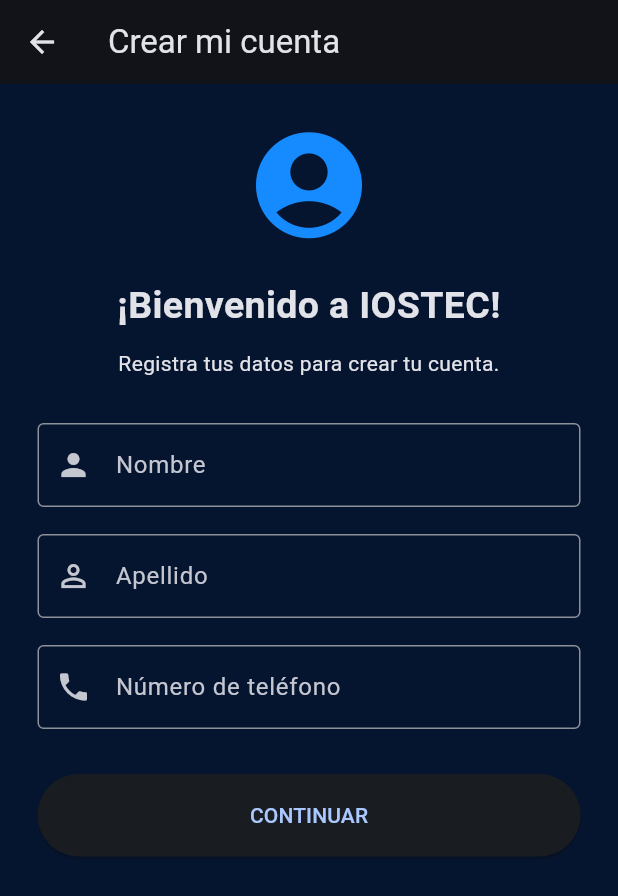
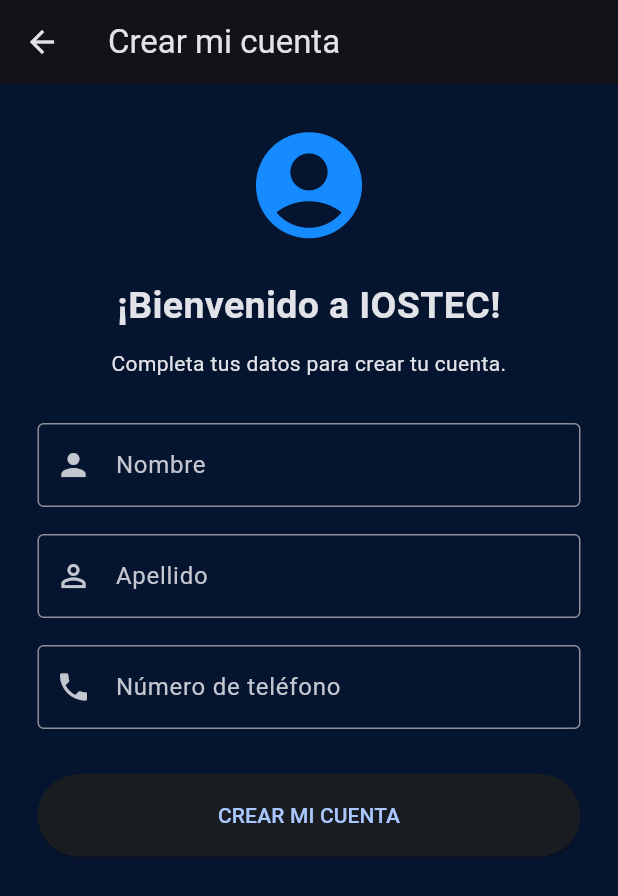
Before and after one commit to IOStecBussine/IOSTEC-CLIENTES-APP, a Flutter app: the screen it shows after launch, after a tap on "CREAR MI CUENTA", on a phone screen of 412 x 824 dp. Shown: the top 896 px of the screen. Run offline on Flutter 3.47's test engine with Material 3 defaults, Android fonts, the phone set to English and light mode, and no system bars; our stand-ins replace shared_preferences.

Commit message:
Update main.dart

```diff
--- a/lib/main.dart
+++ b/lib/main.dart
@@ -1,4 +1,6 @@
+
 import 'package:flutter/material.dart';
+import 'package:shared_preferences/shared_preferences.dart';
 
 void main() {
   runApp(const IostecClientesApp());
@@ -78,24 +80,8 @@ class BienvenidaPage extends StatelessWidget {
                     child: const Text('CREAR MI CUENTA'),
                   ),
                 ),
-                const SizedBox(height: 15),
-                SizedBox(
-                  width: double.infinity,
-                  height: 55,
-                  child: OutlinedButton(
-                    onPressed: () {
-                      Navigator.push(
-                        context,
-                        MaterialPageRoute(
-                          builder: (_) => const RegistroPage(),
-                        ),
-                      );
-                    },
-                    child: const Text('INICIAR SESIÓN'),
-                  ),
-                ),
                 const SizedBox(height: 30),
-                const Text('Soporte técnico por WhatsApp'),
+                const Text('Soporte técnico IOSTEC'),
               ],
             ),
           ),
@@ -104,6 +90,7 @@ class BienvenidaPage extends StatelessWidget {
     );
   }
 }
+
 class RegistroPage extends StatefulWidget {
   const RegistroPage({super.key});
 
@@ -116,6 +103,8 @@ class _RegistroPageState extends State<RegistroPage> {
   final apellido = TextEditingController();
   final telefono = TextEditingController();
 
+  bool cargando = false;
+
   @override
   void dispose() {
     nombre.dispose();
@@ -124,23 +113,61 @@ class _RegistroPageState extends State<RegistroPage> {
     super.dispose();
   }
 
-  void continuar() {
+  Future<void> crearCuenta() async {
     if (nombre.text.trim().isEmpty ||
         apellido.text.trim().isEmpty ||
         telefono.text.trim().isEmpty) {
       ScaffoldMessenger.of(context).showSnackBar(
         const SnackBar(
-          content: Text('Completa todos los campos para continuar'),
+          content: Text('Completa todos los campos'),
         ),
       );
       return;
     }
 
-    ScaffoldMessenger.of(context).showSnackBar(
-      const SnackBar(
-        content: Text('Datos completados. Verificación pendiente.'),
-      ),
-    );
+    setState(() => cargando = true);
+
+    try {
+      final prefs = await SharedPreferences.getInstance();
+
+      await prefs.setString('cliente_nombre', nombre.text.trim());
+      await prefs.setString('cliente_apellido', apellido.text.trim());
+      await prefs.setString('cliente_telefono', telefono.text.trim());
+      await prefs.setBool('cuenta_creada', true);
+
+      if (!mounted) return;
+
+      setState(() => cargando = false);
+
+      showDialog(
+        context: context,
+        builder: (dialogContext) => AlertDialog(
+          title: const Text('¡Bienvenido a IOSTEC!'),
+          content: const Text(
+            'Tu cuenta fue creada correctamente.',
+          ),
+          actions: [
+            TextButton(
+              onPressed: () {
+                Navigator.pop(dialogContext);
+                Navigator.pop(context);
+              },
+              child: const Text('ACEPTAR'),
+            ),
+          ],
+        ),
+      );
+    } catch (e) {
+      if (!mounted) return;
+
+      setState(() => cargando = false);
+
+      ScaffoldMessenger.of(context).showSnackBar(
+        const SnackBar(
+          content: Text('No se pudo guardar la cuenta. Intenta nuevamente.'),
+        ),
+      );
+    }
   }
 
   @override
@@ -171,7 +198,7 @@ class _RegistroPageState extends State<RegistroPage> {
               ),
               const SizedBox(height: 10),
               const Text(
-                'Registra tus datos para crear tu cuenta.',
+                'Completa tus datos para crear tu cuenta.',
                 textAlign: TextAlign.center,
               ),
               const SizedBox(height: 30),
@@ -207,8 +234,10 @@ class _RegistroPageState extends State<RegistroPage> {
               SizedBox(
                 height: 55,
                 child: ElevatedButton(
-                  onPressed: continuar,
-                  child: const Text('CONTINUAR'),
+                  onPressed: cargando ? null : crearCuenta,
+                  child: cargando
+                      ? const CircularProgressIndicator()
+                      : const Text('CREAR MI CUENTA'),
                 ),
               ),
             ],
```
